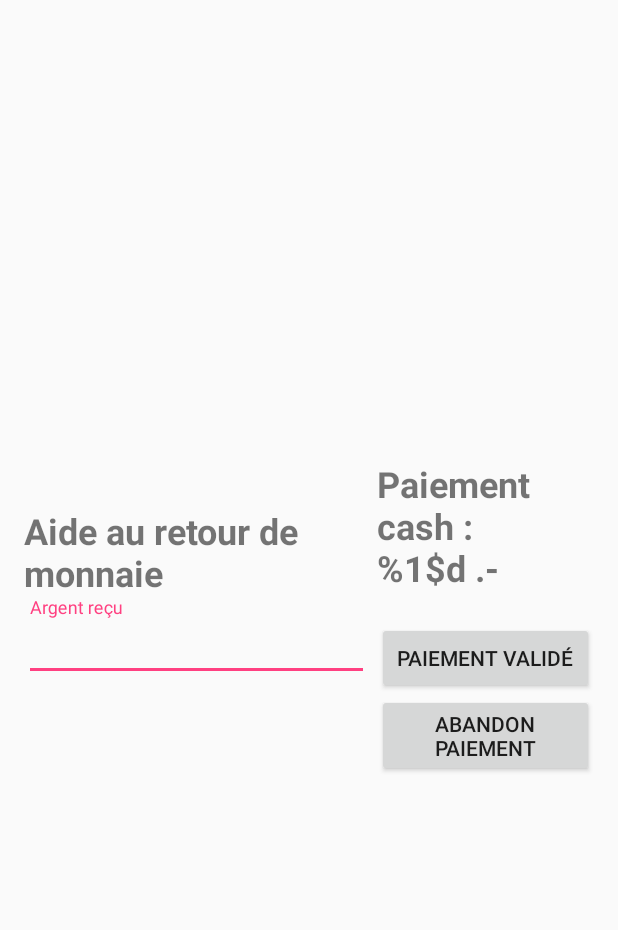
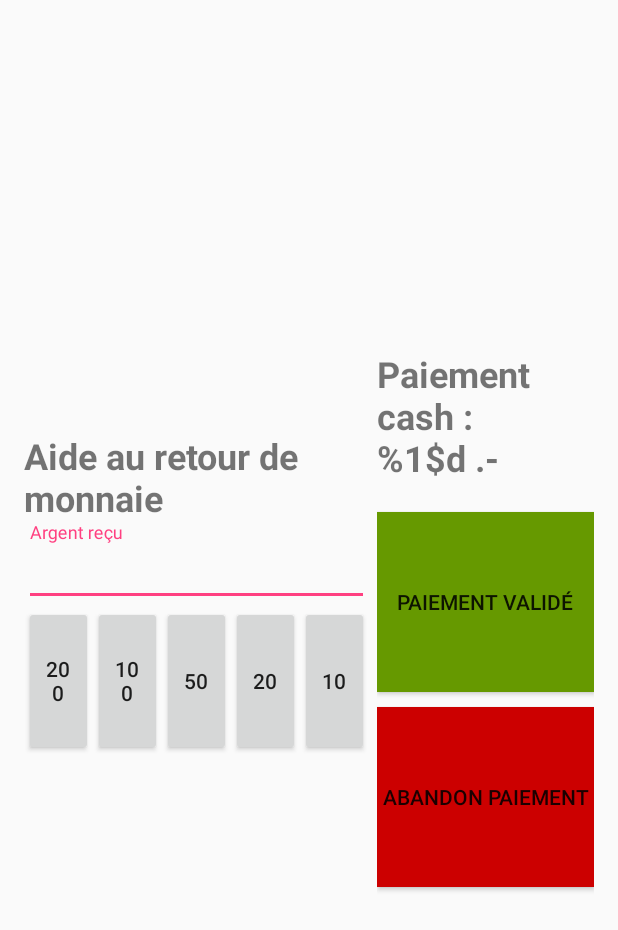
Before and after one commit to ETS-Android3/ji-pos-android, an Android app: the layout activity_cash_payment.xml on its own in the app's theme, with its tools: preview values and no code run, on a phone screen of 412 x 824 dp. Shown: the top 930 px of the screen. Run offline under Robolectric (Android 15) with nearby library versions, the phone set to English and light mode, and no system bars.

Commit message:
Small fixes on UI

```diff
--- a/app/src/main/java/ch/japan_impact/japanimpactpos/views/pos/Cart.java
+++ b/app/src/main/java/ch/japan_impact/japanimpactpos/views/pos/Cart.java
@@ -113,6 +113,7 @@ public class Cart {
                 if (c.item.getId() == item.getId()) {
                     boolean delete = c.remove(1);
                     if (delete) {
+                        c.watchableQuantity.removeObservers(activity);
                         iter.remove();
                         adapter.notifyDataSetChanged();
                     }
--- a/app/src/main/res/layout/activity_cash_payment.xml
+++ b/app/src/main/res/layout/activity_cash_payment.xml
@@ -29,6 +29,15 @@
                 android:layout_width="match_parent"
                 android:layout_height="wrap_content">
 
+
+            <LinearLayout android:layout_width="match_parent" android:layout_height="wrap_content" android:orientation="horizontal">
+                <Button android:layout_width="0sp" android:layout_weight="1" android:id="@+id/btn_add_200" android:layout_height="100sp" android:text="200" />
+                <Button android:layout_width="0sp" android:layout_weight="1" android:id="@+id/btn_add_100" android:layout_height="100sp" android:text="100" />
+                <Button android:layout_width="0sp" android:layout_weight="1" android:id="@+id/btn_add_50" android:layout_height="100sp" android:text="50" />
+                <Button android:layout_width="0sp" android:layout_weight="1" android:id="@+id/btn_add_20" android:layout_height="100sp" android:text="20" />
+                <Button android:layout_width="0sp" android:layout_weight="1" android:id="@+id/btn_add_10" android:layout_height="100sp" android:text="10" />
+            </LinearLayout>
+
             <EditText
                     android:layout_width="match_parent"
                     android:layout_height="wrap_content"
@@ -57,12 +66,13 @@
         <Button
                 android:text="@string/accept_cash_payment"
                 android:layout_width="match_parent"
-                android:layout_height="wrap_content" android:id="@+id/cash_payment_accept"
-        />
+                android:layout_height="120dp" android:id="@+id/cash_payment_accept"
+                android:layout_marginBottom="10sp"
+                android:background="@android:color/holo_green_dark"/>
         <Button
                 android:text="@string/refuse_cash_payment"
                 android:layout_width="match_parent"
-                android:layout_height="wrap_content" android:id="@+id/cash_payment_abort"
-        />
+                android:layout_height="120dp" android:id="@+id/cash_payment_abort"
+                android:background="@android:color/holo_red_dark"/>
     </LinearLayout>
 </LinearLayout>
--- a/app/src/main/res/layout/activity_order_summary.xml
+++ b/app/src/main/res/layout/activity_order_summary.xml
@@ -34,7 +34,7 @@
     <Button
             android:text="@string/close"
             android:layout_width="match_parent"
-            android:layout_height="wrap_content" android:id="@+id/order_summary_close"
+            android:layout_height="120dp" android:id="@+id/order_summary_close"
             android:layout_alignParentBottom="true"
     />
 </RelativeLayout>
--- a/app/src/main/res/layout/activity_pos.xml
+++ b/app/src/main/res/layout/activity_pos.xml
@@ -61,12 +61,12 @@
                               android:layout_height="wrap_content"
                               android:layout_marginTop="10dp">
 
-                    <Button android:layout_width="0dp" android:layout_height="match_parent" android:layout_weight="1"
+                    <Button android:layout_width="0dp" android:layout_height="64sp" android:layout_weight="1"
                             android:text="Cash"
                             android:id="@+id/cart_pay_cash"
                     />
 
-                    <Button android:layout_width="0dp" android:layout_height="match_parent" android:layout_weight="1"
+                    <Button android:layout_width="0dp" android:layout_height="64sp" android:layout_weight="1"
                             android:text="Carte"
                             android:id="@+id/cart_pay_card"
                     />
```
Also changed, not shown: app/src/main/java/ch/japan_impact/japanimpactpos/views/pos/CashPaymentActivity.java (+27 -1 lines), app/src/main/res/layout/cart_line.xml (+14 -10 lines), 2 other files.
